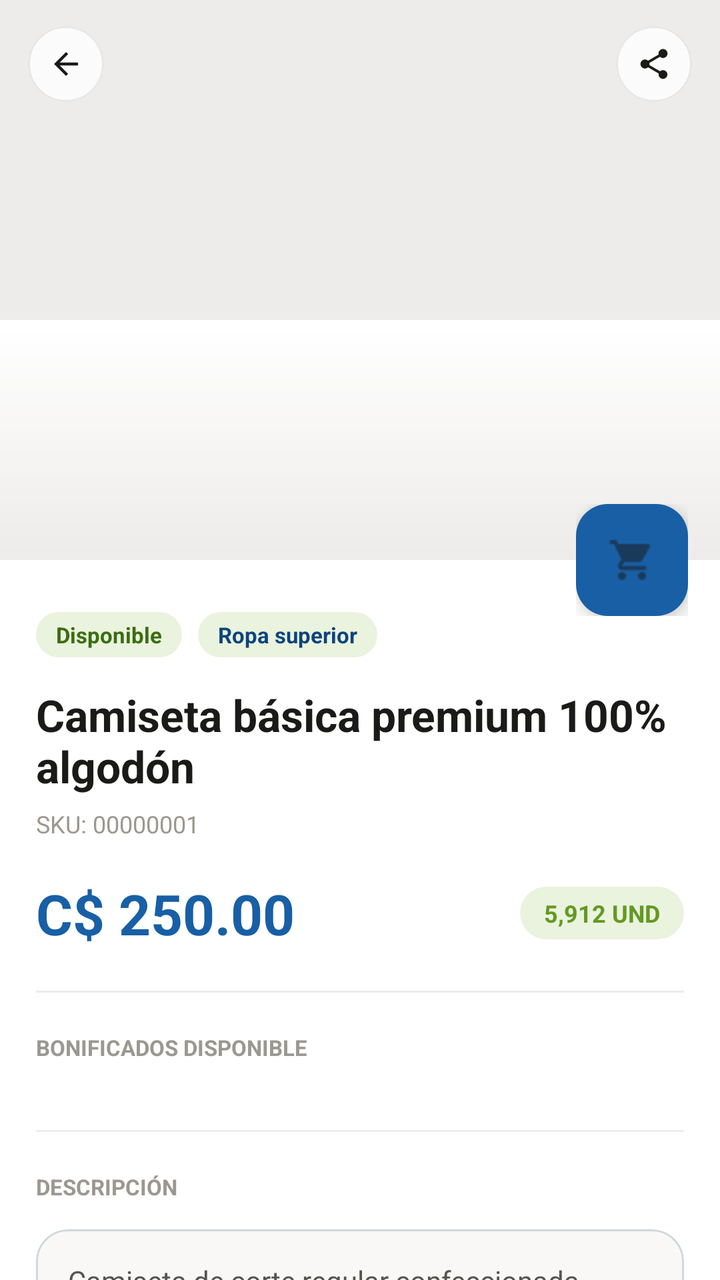
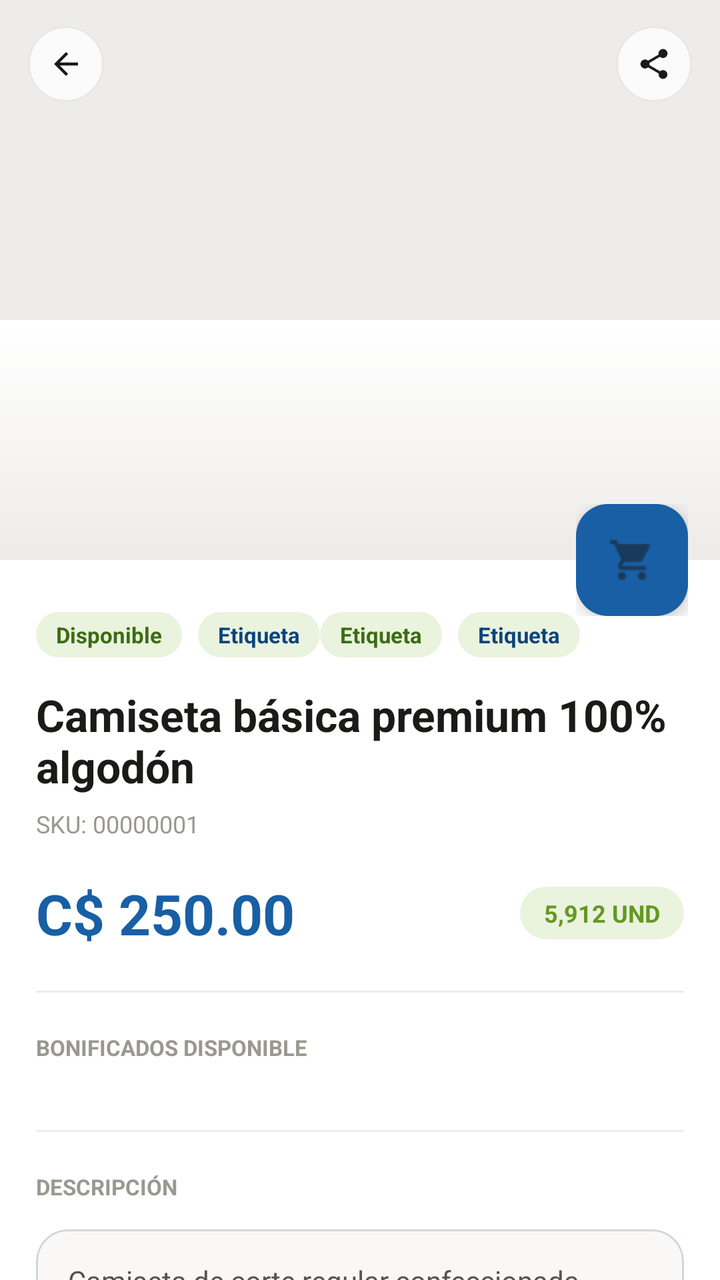

Two renders of the same Android screen: before a commit and after it. Below are the layout's source before the change and the commit's diff.
<!-- AndroidManifest.xml: application theme Theme.GMV -->
<!-- res/layout/activity_product_detail.xml -->
<?xml version="1.0" encoding="utf-8"?>
<androidx.coordinatorlayout.widget.CoordinatorLayout
    xmlns:android="http://schemas.android.com/apk/res/android"
    xmlns:app="http://schemas.android.com/apk/res-auto"
    xmlns:tools="http://schemas.android.com/tools"
    android:id="@+id/main"
    android:layout_width="match_parent"
    android:layout_height="match_parent"
    android:background="#F5F5F7"
    android:fitsSystemWindows="true">

    <com.google.android.material.appbar.AppBarLayout
        android:id="@+id/app_bar_layout"
        android:layout_width="match_parent"
        android:layout_height="wrap_content"
        android:fitsSystemWindows="true"
        android:theme="@style/ThemeOverlay.AppCompat.Dark.ActionBar">

        <com.google.android.material.appbar.CollapsingToolbarLayout
            android:layout_width="match_parent"
            android:layout_height="280dp"
            android:fitsSystemWindows="true"
            app:contentScrim="@color/colorUmkPrimary"
            app:layout_scrollFlags="scroll|exitUntilCollapsed"
            app:statusBarScrim="@color/colorUmkPrimaryDark"
            app:titleEnabled="false">

            <ImageView
                android:id="@+id/imgProduct"
                android:layout_width="match_parent"
                android:layout_height="match_parent"
                android:background="#EEECEA"
                android:fitsSystemWindows="true"
                android:scaleType="centerCrop"
                android:src="@drawable/ic_placeholder_product"
                app:layout_collapseMode="parallax"
                tools:ignore="ContentDescription" />

            
            <View
                android:layout_width="match_parent"
                android:layout_height="120dp"
                android:layout_gravity="bottom"
                android:background="@drawable/bg_gradient_bottom"
                app:layout_collapseMode="pin" />

            
            <LinearLayout
                android:layout_width="match_parent"
                android:layout_height="?attr/actionBarSize"
                android:layout_gravity="top"
                android:gravity="center_vertical"
                android:orientation="horizontal"
                android:paddingHorizontal="14dp"
                app:layout_collapseMode="pin">

                <com.google.android.material.card.MaterialCardView
                    android:id="@+id/btnBack"
                    android:layout_width="38dp"
                    android:layout_height="38dp"
                    app:cardBackgroundColor="#CCFFFFFF"
                    app:cardCornerRadius="19dp"
                    app:cardElevation="0dp"
                    app:strokeColor="#14000000"
                    app:strokeWidth="1dp">

                    <ImageView
                        android:layout_width="18dp"
                        android:layout_height="18dp"
                        android:layout_gravity="center"
                        android:src="@drawable/ic_arrow_back"
                        app:tint="#1A1A18" />
                </com.google.android.material.card.MaterialCardView>

                <View
                    android:layout_width="0dp"
                    android:layout_height="1dp"
                    android:layout_weight="1" />

                <com.google.android.material.card.MaterialCardView
                    android:id="@+id/btnShare"
                    android:layout_width="38dp"
                    android:layout_height="38dp"
                    app:cardBackgroundColor="#CCFFFFFF"
                    app:cardCornerRadius="19dp"
                    app:cardElevation="0dp"
                    app:strokeColor="#14000000"
                    app:strokeWidth="1dp">

                    <ImageView
                        android:layout_width="18dp"
                        android:layout_height="18dp"
                        android:layout_gravity="center"
                        android:src="@drawable/ic_share"
                        app:tint="#1A1A18" />
                </com.google.android.material.card.MaterialCardView>

            </LinearLayout>

        </com.google.android.material.appbar.CollapsingToolbarLayout>

    </com.google.android.material.appbar.AppBarLayout>

    <androidx.core.widget.NestedScrollView
        android:layout_width="match_parent"
        android:layout_height="match_parent"
        android:background="@android:color/white"
        android:clipToPadding="false"
        android:scrollbars="none"
        app:layout_behavior="@string/appbar_scrolling_view_behavior">

        <LinearLayout
            android:layout_width="match_parent"
            android:layout_height="wrap_content"
            android:orientation="vertical"
            android:paddingHorizontal="18dp"
            android:paddingTop="26dp"
            android:paddingBottom="24dp">

            
            <LinearLayout
                android:layout_width="wrap_content"
                android:layout_height="wrap_content"
                android:orientation="horizontal">

                <TextView
                    android:layout_width="wrap_content"
                    android:layout_height="wrap_content"
                    android:background="@drawable/bg_badge_green"
                    android:paddingHorizontal="10dp"
                    android:paddingVertical="4dp"
                    android:text="Disponible"
                    android:textColor="#3B6D11"
                    android:textSize="11sp"
                    android:textStyle="bold" />

                <TextView
                    android:layout_width="wrap_content"
                    android:layout_height="wrap_content"
                    android:layout_marginStart="8dp"
                    android:background="@drawable/bg_badge_blue"
                    android:paddingHorizontal="10dp"
                    android:paddingVertical="4dp"
                    android:text="Ropa superior"
                    android:textColor="#0C447C"
                    android:textSize="11sp"
                    android:textStyle="bold" />
            </LinearLayout>

            
            <TextView
                android:id="@+id/productName"
                android:layout_width="match_parent"
                android:layout_height="wrap_content"
                android:layout_marginTop="14dp"
                android:text="Camiseta básica premium 100% algodón"
                android:textColor="#1A1A18"
                android:textSize="22sp"
                android:textStyle="bold" />

            
            <TextView
                android:id="@+id/productSku"
                android:layout_width="wrap_content"
                android:layout_height="wrap_content"
                android:layout_marginTop="6dp"
                android:text="SKU: 00000001"
                android:textColor="#9A9890"
                android:textSize="12sp" />

            
            <LinearLayout
                android:layout_width="match_parent"
                android:layout_height="wrap_content"
                android:layout_marginTop="18dp"
                android:gravity="center_vertical"
                android:orientation="horizontal">

                <TextView
                    android:id="@+id/productPrice"
                    android:layout_width="0dp"
                    android:layout_height="wrap_content"
                    android:layout_weight="1"
                    android:text="C$ 250.00"
                    android:textColor="#185FA5"
                    android:textSize="28sp"
                    android:textStyle="bold" />

                <TextView
                    android:id="@+id/productQuantity"
                    android:layout_width="wrap_content"
                    android:layout_height="wrap_content"
                    android:background="@drawable/bg_stock"
                    android:paddingHorizontal="12dp"
                    android:paddingVertical="5dp"
                    android:text="5,912 UND"
                    android:textColor="#639922"
                    android:textSize="12sp"
                    android:textStyle="bold" />
            </LinearLayout>

            
            <View
                android:layout_width="match_parent"
                android:layout_height="1dp"
                android:layout_marginVertical="20dp"
                android:background="#EEECEA" />

            
            <TextView
                android:layout_width="wrap_content"
                android:layout_height="wrap_content"
                android:text="BONIFICADOS DISPONIBLE"
                android:textAllCaps="true"
                android:textColor="#9A9890"
                android:textSize="11sp"
                android:textStyle="bold" />

            <HorizontalScrollView
                android:layout_width="match_parent"
                android:layout_height="wrap_content"
                android:layout_marginTop="14dp"
                android:scrollbars="none">

                <LinearLayout
                    android:id="@+id/bonusContainer"
                    android:layout_width="wrap_content"
                    android:layout_height="wrap_content"
                    android:orientation="horizontal" />

            </HorizontalScrollView>

            
            <View
                android:layout_width="match_parent"
                android:layout_height="1dp"
                android:layout_marginVertical="20dp"
                android:background="#EEECEA" />

            
            <TextView
                android:layout_width="wrap_content"
                android:layout_height="wrap_content"
                android:text="DESCRIPCIÓN"
                android:textAllCaps="true"
                android:textColor="#9A9890"
                android:textSize="11sp"
                android:textStyle="bold" />

            <com.google.android.material.card.MaterialCardView
                android:layout_width="match_parent"
                android:layout_height="wrap_content"
                android:layout_marginTop="14dp"
                app:cardBackgroundColor="#F9F8F6"
                app:cardCornerRadius="16dp"
                app:cardElevation="0dp">

                <TextView
                    android:id="@+id/productDescription"
                    android:layout_width="match_parent"
                    android:layout_height="wrap_content"
                    android:padding="16dp"
                    android:lineSpacingExtra="4dp"
                    android:text="Camiseta de corte regular confeccionada en algodón 100% peinado. Cuello redondo reforzado, costuras dobles en mangas y bajo."
                    android:textColor="#555450"
                    android:textSize="14sp" />
            </com.google.android.material.card.MaterialCardView>

            
            <com.google.android.material.button.MaterialButton
                android:id="@+id/btnAdd"
                android:layout_width="match_parent"
                android:layout_height="56dp"
                android:layout_marginTop="24dp"
                android:text="Agregar al pedido"
                android:textAllCaps="false"
                android:textColor="@android:color/white"
                android:textSize="15sp"
                android:textStyle="bold"
                app:backgroundTint="#1A2B4A"
                app:cornerRadius="16dp"
                app:icon="@drawable/ic_cart"
                app:iconGravity="textStart"
                app:iconPadding="10dp" />

            <TextView
                android:id="@+id/hintText"
                android:layout_width="match_parent"
                android:layout_height="wrap_content"
                android:layout_marginTop="12dp"
                android:gravity="center"
                android:text="Bonificado Seleccionado"
                android:textColor="#9A9890"
                android:textSize="12sp" />

        </LinearLayout>

    </androidx.core.widget.NestedScrollView>

    <FrameLayout
        android:layout_width="wrap_content"
        android:layout_height="wrap_content"
        android:layout_margin="16dp"
        app:layout_anchor="@id/app_bar_layout"
        app:layout_anchorGravity="bottom|right|end">

        <com.google.android.material.floatingactionbutton.FloatingActionButton
            android:id="@+id/fabCart"
            android:layout_width="wrap_content"
            android:layout_height="wrap_content"
            android:clickable="true"
            android:focusable="true"
            android:src="@drawable/ic_cart"
            android:tint="@android:color/white"
            app:backgroundTint="#185FA5"
            app:fabSize="normal" />

        <TextView
            android:id="@+id/cartBadge"
            android:layout_width="20dp"
            android:layout_height="20dp"
            android:layout_gravity="top|end"
            android:background="@drawable/bg_circle_red"
            android:gravity="center"
            android:text="0"
            android:textColor="@android:color/white"
            android:textSize="9sp"
            android:textStyle="bold"
            android:visibility="gone" />

    </FrameLayout>

</androidx.coordinatorlayout.widget.CoordinatorLayout>
<!-- resources referenced by this layout -->
<resources>
  <color name="colorUmkPrimary">#006690</color>
  <color name="colorUmkPrimaryDark">#003044</color>
  <!-- drawable bg_badge_blue (drawable) -->
  <shape xmlns:android="http://schemas.android.com/apk/res/android">
      <solid android:color="#EAF3DE"/>
      <corners android:radius="20dp"/>
  </shape>
  <!-- drawable bg_badge_green (drawable) -->
  <shape xmlns:android="http://schemas.android.com/apk/res/android">
      <solid android:color="#EAF3DE"/>
      <corners android:radius="20dp"/>
  </shape>
  <!-- drawable bg_gradient_bottom (drawable) -->
  <shape xmlns:android="http://schemas.android.com/apk/res/android">
      <gradient
          android:angle="270"
          android:startColor="#FFFFFFFF"
          android:endColor="#00FFFFFF"/>
  </shape>
  <!-- drawable bg_stock (drawable) -->
  <shape xmlns:android="http://schemas.android.com/apk/res/android">
      <solid android:color="#EAF3DE"/>
      <corners android:radius="20dp"/>
  </shape>
  <!-- drawable ic_placeholder_product (drawable) -->
  <?xml version="1.0" encoding="utf-8"?>
  <selector xmlns:android="http://schemas.android.com/apk/res/android">
  
  </selector>
  <style name="Theme.GMV" parent="Base.Theme.GMV" />
  <color name="primary">#337AB7</color>
  <color name="on_primary">#FFFFFF</color>
  <color name="primary_container">#D6E4F0</color>
  <color name="on_primary_container">#1A3A5C</color>
  <color name="secondary">#3A539B</color>
  <color name="on_secondary">#FFFFFF</color>
  <color name="secondary_container">#D6DCE8</color>
  <color name="on_secondary_container">#1C2A5C</color>
  <color name="tertiary">#7E57C2</color>
  <color name="on_tertiary">#FFFFFF</color>
  <color name="tertiary_container">#EDE7F6</color>
  <color name="on_tertiary_container">#311B92</color>
  <color name="error">#EF5350</color>
  <color name="on_error">#FFFFFF</color>
  <color name="error_container">#FFEBEE</color>
  <color name="on_error_container">#B71C1C</color>
  <color name="background">#F2F2F2</color>
  <color name="on_background">#000000</color>
  <color name="surface">#E7E7E7</color>
  <color name="on_surface">#000000</color>
  <color name="surface_variant">#D4D4D4</color>
  <color name="on_surface_variant">#535353</color>
  <color name="outline">#B0BEC5</color>
  <color name="outline_variant">#CFD8DC</color>
  <style name="TextAppearance.M3.DisplaySmall">
          <item name="android:textSize">36sp</item>
          <item name="android:letterSpacing">0</item>
          <item name="android:lineHeight">44sp</item>
          <item name="android:fontFamily">sans-serif</item>
      </style>
  <style name="TextAppearance.M3.HeadlineSmall">
          <item name="android:textSize">24sp</item>
          <item name="android:letterSpacing">0</item>
          <item name="android:lineHeight">32sp</item>
          <item name="android:fontFamily">sans-serif</item>
      </style>
  <style name="TextAppearance.M3.TitleLarge">
          <item name="android:textSize">22sp</item>
          <item name="android:letterSpacing">0</item>
          <item name="android:lineHeight">28sp</item>
          <item name="android:fontFamily">sans-serif</item>
      </style>
  <style name="TextAppearance.M3.BodyLarge">
          <item name="android:textSize">16sp</item>
          <item name="android:letterSpacing">0.5</item>
          <item name="android:lineHeight">24sp</item>
          <item name="android:fontFamily">sans-serif</item>
      </style>
  <style name="TextAppearance.M3.BodyMedium">
          <item name="android:textSize">14sp</item>
          <item name="android:letterSpacing">0.25</item>
          <item name="android:lineHeight">20sp</item>
          <item name="android:fontFamily">sans-serif</item>
      </style>
  <style name="TextAppearance.M3.BodySmall">
          <item name="android:textSize">12sp</item>
          <item name="android:letterSpacing">0.4</item>
          <item name="android:lineHeight">16sp</item>
          <item name="android:fontFamily">sans-serif</item>
      </style>
  <!-- unchanged entries left out for length: 14 -->
</resources>

<!-- the commit's change to res/layout/activity_product_detail.xml (unified diff, before → after) -->
@@ -141,7 +141,30 @@
                     android:background="@drawable/bg_badge_blue"
                     android:paddingHorizontal="10dp"
                     android:paddingVertical="4dp"
-                    android:text="Ropa superior"
+                    android:text="Etiqueta"
+                    android:textColor="#0C447C"
+                    android:textSize="11sp"
+                    android:textStyle="bold" />
+
+                <TextView
+                    android:layout_width="wrap_content"
+                    android:layout_height="wrap_content"
+                    android:background="@drawable/bg_badge_green"
+                    android:paddingHorizontal="10dp"
+                    android:paddingVertical="4dp"
+                    android:text="Etiqueta"
+                    android:textColor="#3B6D11"
+                    android:textSize="11sp"
+                    android:textStyle="bold" />
+
+                <TextView
+                    android:layout_width="wrap_content"
+                    android:layout_height="wrap_content"
+                    android:layout_marginStart="8dp"
+                    android:background="@drawable/bg_badge_blue"
+                    android:paddingHorizontal="10dp"
+                    android:paddingVertical="4dp"
+                    android:text="Etiqueta"
                     android:textColor="#0C447C"
                     android:textSize="11sp"
                     android:textStyle="bold" />
